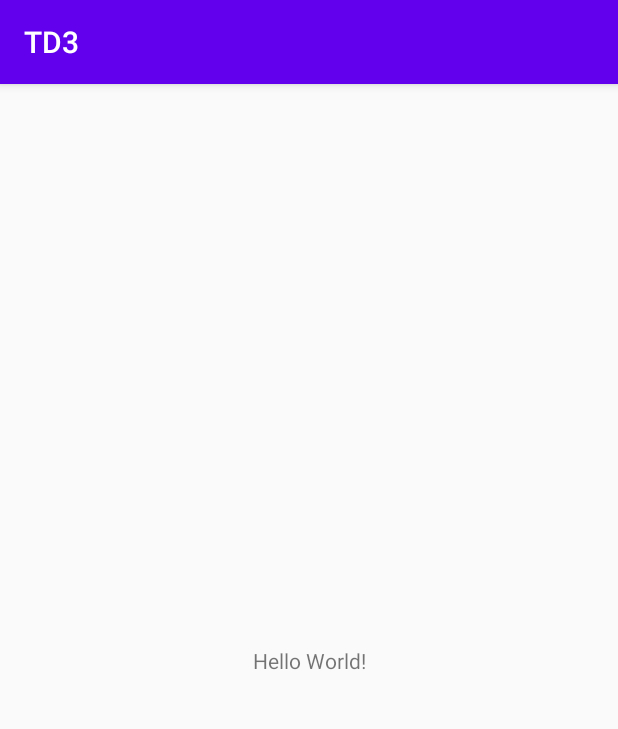
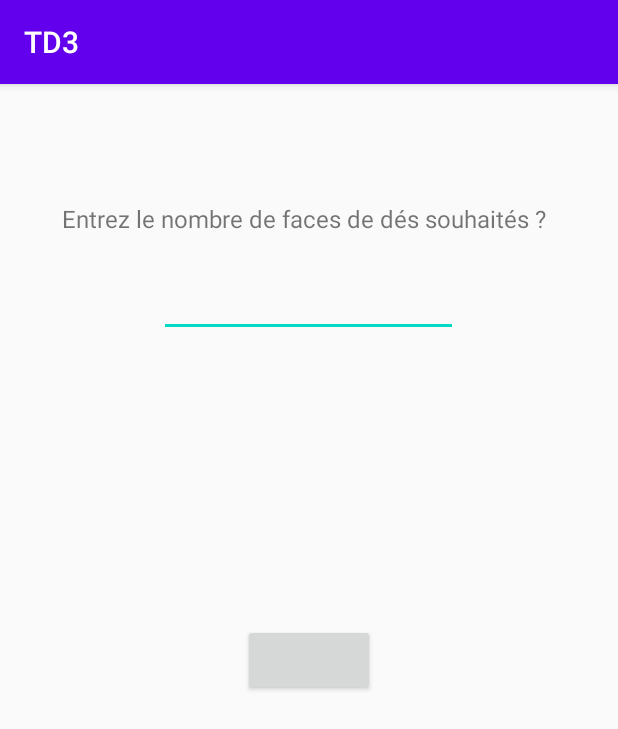
Before and after one commit to Meryeme-ATABIT/Android-Projects, an Android app: the screen it shows after launch (MainActivity), on a phone screen of 412 x 824 dp. Shown: the top 729 px of the screen. Run offline under Robolectric (Android 15) with nearby library versions, the phone set to English and light mode, and no system bars.

Commit message:
first commit of TD3

```diff
--- a/TDs/TD3/app/src/main/java/com/example/td3/MainActivity.java
+++ b/TDs/TD3/app/src/main/java/com/example/td3/MainActivity.java
@@ -3,6 +3,12 @@ package com.example.td3;
 import androidx.appcompat.app.AppCompatActivity;
 
 import android.os.Bundle;
+import android.view.View;
+import android.widget.Button;
+import android.widget.EditText;
+import android.widget.TextView;
+
+import java.util.Random;
 
 public class MainActivity extends AppCompatActivity {
 
@@ -10,5 +16,24 @@ public class MainActivity extends AppCompatActivity {
     protected void onCreate(Bundle savedInstanceState) {
         super.onCreate(savedInstanceState);
         setContentView(R.layout.activity_main);
+
+            // récuperer l'objet button
+        Button rollButton = (Button) findViewById(R.id.lancer);
+        rollButton.setOnClickListener(new View.OnClickListener(){
+            @Override
+            public void onClick(View v) {
+                EditText edit_text = findViewById(R.id.nombre_face);
+                int nbfaces = Integer.parseInt(String.valueOf(edit_text.getText()));
+
+                // --------- Dé 1 --------------
+                // génerer un nombre au hazard
+                int random1 = new Random().nextInt((nbfaces - 1) + 1) + 1;
+                TextView result1 = (TextView) findViewById(R.id.result1);
+
+                // convertire le nombre entier en string pour l'afficher dans la zone de textView
+                result1.setText(Integer.toString(random1));
+
+            }
+        });
     }
 }
--- a/TDs/TD3/app/src/main/res/layout/activity_main.xml
+++ b/TDs/TD3/app/src/main/res/layout/activity_main.xml
@@ -7,12 +7,65 @@
     tools:context=".MainActivity">
 
     <TextView
+        android:id="@+id/textView2"
+        android:layout_width="329dp"
+        android:layout_height="42dp"
+        android:text="Entrez le nombre de faces de dés souhaités ?"
+        android:textSize="16dp"
+        app:layout_constraintBottom_toBottomOf="parent"
+        app:layout_constraintEnd_toEndOf="parent"
+        app:layout_constraintHorizontal_bias="0.496"
+        app:layout_constraintStart_toStartOf="parent"
+        app:layout_constraintTop_toTopOf="parent"
+        app:layout_constraintVertical_bias="0.108" />
+
+    <EditText
+        android:id="@+id/nombre_face"
+        android:layout_width="199dp"
+        android:layout_height="37dp"
+        app:layout_constraintBottom_toBottomOf="parent"
+        app:layout_constraintEnd_toEndOf="parent"
+        app:layout_constraintHorizontal_bias="0.498"
+        app:layout_constraintStart_toStartOf="parent"
+        app:layout_constraintTop_toTopOf="parent"
+        app:layout_constraintVertical_bias="0.18"
+        android:inputType="number"/>
+
+    <TextView
+        android:id="@+id/result1"
+        android:layout_width="68dp"
+        android:layout_height="32dp"
+        android:textSize="25dp"
+        app:layout_constraintBottom_toBottomOf="parent"
+        app:layout_constraintEnd_toEndOf="parent"
+        app:layout_constraintLeft_toLeftOf="parent"
+        app:layout_constraintRight_toRightOf="parent"
+        app:layout_constraintStart_toStartOf="parent"
+        app:layout_constraintTop_toTopOf="parent"
+        app:layout_constraintVertical_bias="0.365" />
+
+    <TextView
+        android:id="@+id/result2"
+        android:layout_width="69dp"
+        android:layout_height="32dp"
+        android:textSize="25dp"
+        app:layout_constraintBottom_toBottomOf="parent"
+        app:layout_constraintEnd_toEndOf="parent"
+        app:layout_constraintHorizontal_bias="0.498"
+        app:layout_constraintLeft_toLeftOf="parent"
+        app:layout_constraintRight_toRightOf="parent"
+        app:layout_constraintStart_toStartOf="parent"
+        app:layout_constraintTop_toTopOf="parent"
+        app:layout_constraintVertical_bias="0.286" />
+
+    <Button
+        android:id="@+id/lancer"
         android:layout_width="wrap_content"
         android:layout_height="wrap_content"
-        android:text="Hello World!"
+        android:text="@string/lancer"
         app:layout_constraintBottom_toBottomOf="parent"
-        app:layout_constraintLeft_toLeftOf="parent"
-        app:layout_constraintRight_toRightOf="parent"
+        app:layout_constraintEnd_toEndOf="parent"
+        app:layout_constraintStart_toStartOf="parent"
         app:layout_constraintTop_toTopOf="parent" />
 
 </androidx.constraintlayout.widget.ConstraintLayout>
--- a/TDs/TD3/app/src/main/res/values/strings.xml
+++ b/TDs/TD3/app/src/main/res/values/strings.xml
@@ -1,3 +1,4 @@
 <resources>
     <string name="app_name">TD3</string>
+    <string name="lancer" />
 </resources>
```
